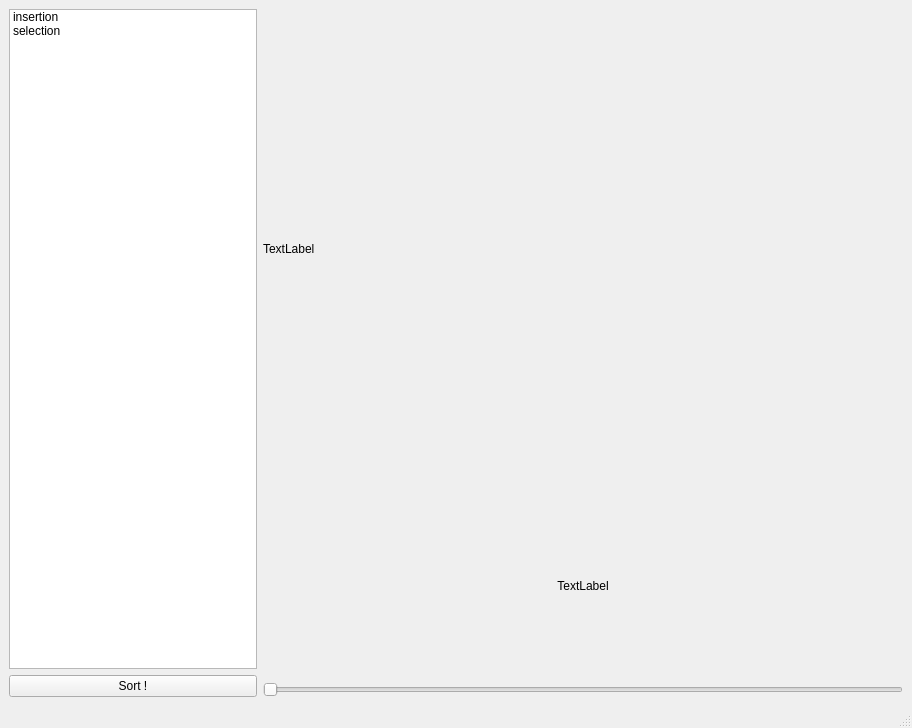
The window that layout.ui (HugoTLR/Algorithm) describes before a commit, drawn with Qt 5.
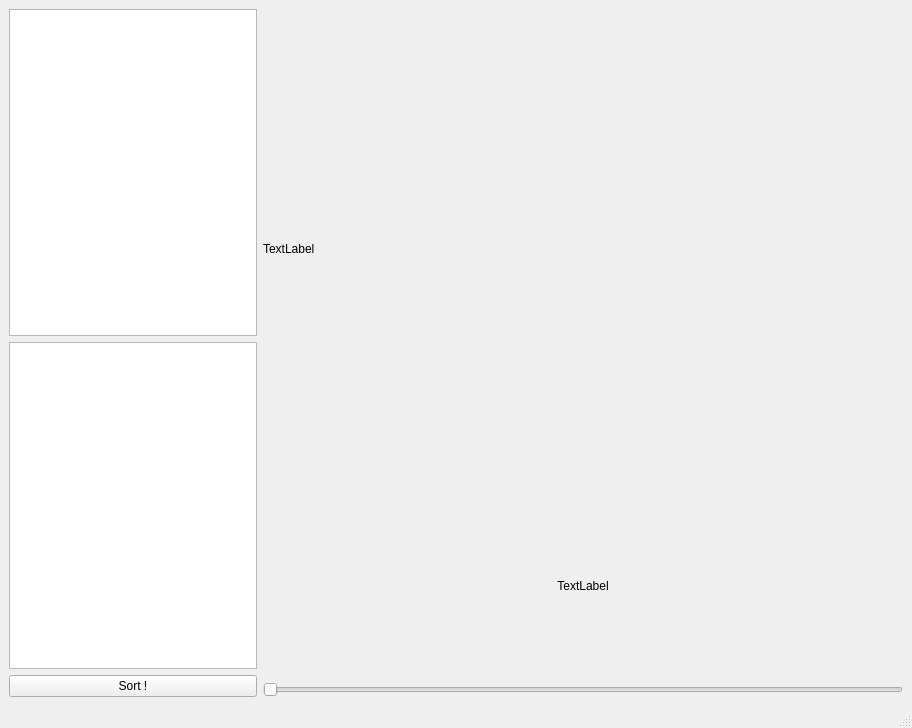
The same window after the commit.

What changed in the file:
```diff
--- a/layout.ui
+++ b/layout.ui
@@ -20,18 +20,10 @@
       <item>
        <layout class="QVBoxLayout" name="verticalLayout">
         <item>
-         <widget class="QListWidget" name="lst_func">
-          <item>
-           <property name="text">
-            <string>insertion</string>
-           </property>
+         <widget class="QListWidget" name="lst_func"/>
           </item>
           <item>
-           <property name="text">
-            <string>selection</string>
-           </property>
-          </item>
-         </widget>
+         <widget class="QListWidget" name="lst_data"/>
         </item>
         <item>
          <widget class="QPushButton" name="btn_run">
```
Lines whose indentation alone changed are shown as unchanged.
